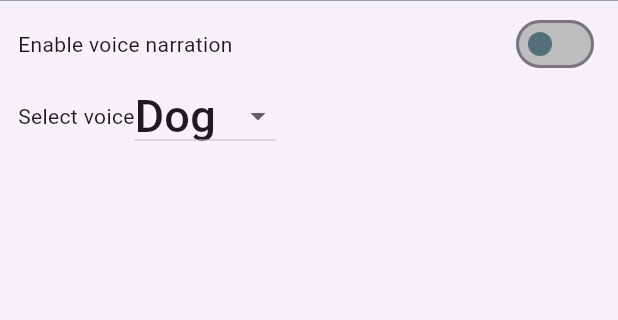
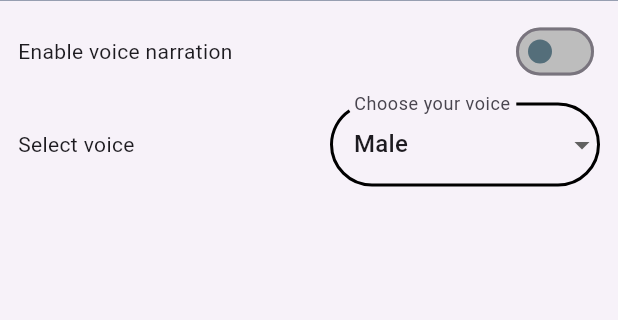
Before and after one commit to mishraaditya595/Gita-App, a Flutter app: the SettingsScreen screen opened by its route, on a phone screen of 412 x 824 dp, the part 67-387 px from its top. Run offline on Flutter 3.47's test engine with Material 2 defaults, Android fonts, the phone set to English and light mode, and no system bars; our stand-ins replace device_info_plus, firebase_core, firebase_crashlytics, firebase_messaging, firebase_remote_config, flutter_local_notifications and 11 more; missing offline and left inert: device_information, firebase_performance, loading_progress_indicator; accounts and stored records are empty; generated files the repository leaves out were written again.

Commit message:
voice selection drop down added

```diff
--- a/lib/ui/settings/screen/settings_screen.dart
+++ b/lib/ui/settings/screen/settings_screen.dart
@@ -13,7 +13,9 @@ class SettingsScreen extends StatefulWidget {
 
 class _SettingsScreenState extends State<SettingsScreen> {
   bool toggleValue = false;
-  String dropdownValue = "Dog";
+  List<String> voiceList = ["Male", "Female"];
+  String dropdownValue = "Male";
+
 
   @override
   Widget build(BuildContext context) {
@@ -23,7 +25,9 @@ class _SettingsScreenState extends State<SettingsScreen> {
         padding: const EdgeInsets.symmetric(horizontal: 12.0, vertical: 5),
         child: Column(
           children: [
-            Row(
+            Container(
+              margin: const EdgeInsets.symmetric(horizontal: 0, vertical: 5),
+              child: Row(
                 mainAxisAlignment: MainAxisAlignment.spaceBetween,
                 children: [
                   const Text("Enable voice narration"),
@@ -38,20 +42,35 @@ class _SettingsScreenState extends State<SettingsScreen> {
                   ),
                 ],
               ),
-            Row(
+            ),
+            Container(
+              margin: const EdgeInsets.symmetric(horizontal: 0, vertical: 5),
+              child: Row(
+                mainAxisAlignment: MainAxisAlignment.spaceBetween,
                 children: [
                   const Text("Select voice"),
-                DropdownButton<String>(
-                  // Step 3.
+                  SizedBox(
+                    width: 180,
+                    child: DropdownButtonFormField<String>(
+                      decoration: InputDecoration(
+                        labelText: "Choose your voice",
+                        enabledBorder: OutlineInputBorder(
+                          borderRadius: BorderRadius.circular(40),
+                          borderSide: const BorderSide(color: Colors.black,width: 2),
+                        ),
+                        focusedBorder: OutlineInputBorder(
+                          borderRadius: BorderRadius.circular(40),
+                          borderSide: const BorderSide(color: Colors.black,width: 2),
+                        ),
+                      ),
                       value: dropdownValue,
-                  // Step 4.
-                  items: <String>['Dog', 'Cat', 'Tiger', 'Lion']
+                      enableFeedback: true,
+                      items: voiceList
                           .map<DropdownMenuItem<String>>((String value) {
                         return DropdownMenuItem<String>(
                           value: value,
                           child: Text(
                             value,
-                        style: TextStyle(fontSize: 30),
                           ),
                         );
                       }).toList(),
@@ -62,7 +81,9 @@ class _SettingsScreenState extends State<SettingsScreen> {
                         });
                       },
                     ),
+                  ),
                 ],
+              ),
             )
           ],
         ),
```
Lines whose indentation alone changed are shown as unchanged.
